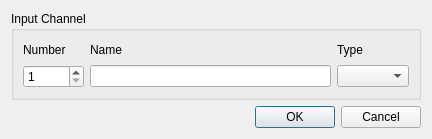
First picture: the form in ui/src/inputchanneleditor.ui, repository mcallegari/qlcplus, before the edit.
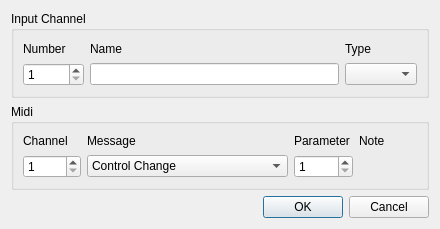
Second picture: the form after the edit.

Commit message: Input profile editor: add human readable editor for MIDI input channels

```diff
--- a/ui/src/inputchanneleditor.ui
+++ b/ui/src/inputchanneleditor.ui
@@ -1,70 +1,187 @@
 <ui version="4.0" >
  <class>InputChannelEditor</class>
- <widget class="QDialog" name="InputChannelEditor" >
-  <property name="geometry" >
+ <widget class="QDialog" name="InputChannelEditor">
+  <property name="geometry">
    <rect>
     <x>0</x>
     <y>0</y>
-    <width>432</width>
-    <height>139</height>
+    <width>440</width>
+    <height>229</height>
    </rect>
   </property>
-  <property name="windowTitle" >
+  <property name="windowTitle">
    <string>Input Channel Editor</string>
   </property>
-  <layout class="QVBoxLayout" name="verticalLayout" >
+  <layout class="QVBoxLayout" name="verticalLayout">
    <item>
-    <widget class="QGroupBox" name="groupBox" >
-     <property name="title" >
+    <widget class="QGroupBox" name="groupBox">
+     <property name="title">
       <string>Input Channel</string>
      </property>
-     <layout class="QGridLayout" name="gridLayout" >
-      <item row="0" column="0" >
-       <widget class="QLabel" name="label" >
-        <property name="text" >
-         <string>Number</string>
-        </property>
-       </widget>
+     <layout class="QGridLayout" name="gridLayout">
+      <item row="1" column="2">
+       <widget class="QComboBox" name="m_typeCombo"/>
       </item>
-      <item row="0" column="1" >
-       <widget class="QLabel" name="label_2" >
-        <property name="text" >
+      <item row="0" column="1">
+       <widget class="QLabel" name="label_2">
+        <property name="text">
          <string>Name</string>
         </property>
        </widget>
       </item>
-      <item row="0" column="2" >
-       <widget class="QLabel" name="label_3" >
-        <property name="text" >
-         <string>Type</string>
+      <item row="0" column="0">
+       <widget class="QLabel" name="label">
+        <property name="text">
+         <string>Number</string>
         </property>
        </widget>
       </item>
-      <item row="1" column="0" >
-       <widget class="QSpinBox" name="m_numberSpin" >
-        <property name="minimum" >
+      <item row="1" column="1">
+       <widget class="QLineEdit" name="m_nameEdit"/>
+      </item>
+      <item row="1" column="0">
+       <widget class="QSpinBox" name="m_numberSpin">
+        <property name="minimum">
          <number>1</number>
         </property>
-        <property name="maximum" >
+        <property name="maximum">
          <number>65535</number>
         </property>
        </widget>
       </item>
-      <item row="1" column="1" >
-       <widget class="QLineEdit" name="m_nameEdit" />
+      <item row="0" column="2">
+       <widget class="QLabel" name="label_3">
+        <property name="text">
+         <string>Type</string>
+        </property>
+       </widget>
       </item>
-      <item row="1" column="2" >
-       <widget class="QComboBox" name="m_typeCombo" />
+     </layout>
+    </widget>
+   </item>
+   <item>
+    <widget class="QGroupBox" name="m_midiGroup">
+     <property name="enabled">
+      <bool>true</bool>
+     </property>
+     <property name="title">
+      <string>Midi</string>
+     </property>
+     <layout class="QGridLayout" name="gridLayout_2">
+      <item row="0" column="0">
+       <widget class="QLabel" name="m_midiChannelLabel">
+        <property name="text">
+         <string>Channel</string>
+        </property>
+       </widget>
       </item>
+      <item row="4" column="0">
+       <widget class="QSpinBox" name="m_midiChannelSpin">
+        <property name="minimum">
+         <number>1</number>
+        </property>
+        <property name="maximum">
+         <number>16</number>
+        </property>
+       </widget>
+      </item>
+      <item row="0" column="1">
+       <widget class="QLabel" name="m_midiMessageLabel">
+        <property name="text">
+         <string>Message</string>
+        </property>
+       </widget>
+      </item>
+      <item row="0" column="2">
+       <widget class="QLabel" name="m_midiParamLabel">
+        <property name="enabled">
+         <bool>true</bool>
+        </property>
+        <property name="text">
+         <string>Parameter</string>
+        </property>
+       </widget>
+      </item>
+      <item row="4" column="1">
+       <widget class="QComboBox" name="m_midiMessageCombo">
+        <item>
+         <property name="text">
+          <string>Control Change</string>
+         </property>
+        </item>
+        <item>
+         <property name="text">
+          <string>Note On/Off</string>
+         </property>
+        </item>
+        <item>
+         <property name="text">
+          <string>Note Aftertouch</string>
+         </property>
+        </item>
+        <item>
+         <property name="text">
+          <string>Program Change</string>
+         </property>
+        </item>
+        <item>
+         <property name="text">
+          <string>Channel Aftertouch</string>
+         </property>
+        </item>
+        <item>
+         <property name="text">
+          <string>Pitch Wheel</string>
+         </property>
+        </item>
+        <item>
+         <property name="text">
+          <string>Beat Clock: Start/Stop/Continue</string>
+         </property>
+        </item>
+        <item>
+         <property name="text">
+          <string>Beat Clock: Beat</string>
+         </property>
+        </item>
+       </widget>
+      </item>
+      <item row="4" column="2">
+       <widget class="QSpinBox" name="m_midiParamSpin">
+        <property name="readOnly">
+         <bool>false</bool>
+        </property>
+        <property name="minimum">
+         <number>1</number>
+        </property>
+        <property name="maximum">
+         <number>128</number>
+        </property>
+       </widget>
+      </item>
+      <item row="0" column="3">
+       <widget class="QLabel" name="m_midiNoteLabel">
+        <property name="text">
+         <string>Note</string>
+        </property>
+       </widget>
+      </item>
+      <item row="4" column="3">
+       <widget class="QLabel" name="m_midiNote">
+        <property name="text">
+         <string/>
+        </property>
+       </widget>
+      </item>
      </layout>
     </widget>
    </item>
    <item>
-    <widget class="QDialogButtonBox" name="buttonBox" >
-     <property name="orientation" >
+    <widget class="QDialogButtonBox" name="buttonBox">
+     <property name="orientation">
       <enum>Qt::Horizontal</enum>
      </property>
-     <property name="standardButtons" >
+     <property name="standardButtons">
       <set>QDialogButtonBox::Cancel|QDialogButtonBox::Ok</set>
      </property>
     </widget>
```
Left out of the diff: 11 changed lines with no effect on the pictures. The commit also changes 2 other files.
